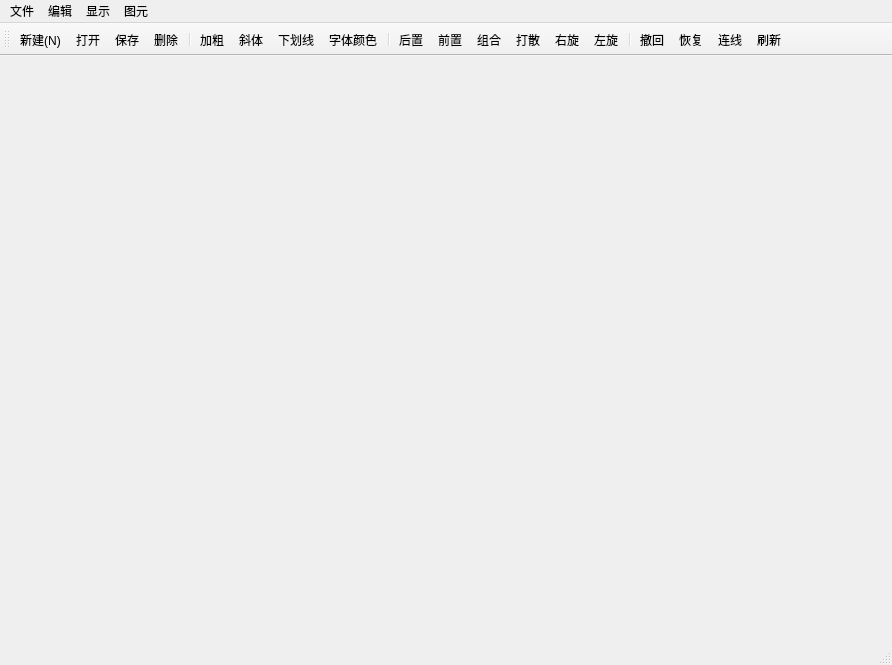
Qt form mainwindow.ui (bluelight3/TestMainWindow) before a commit.
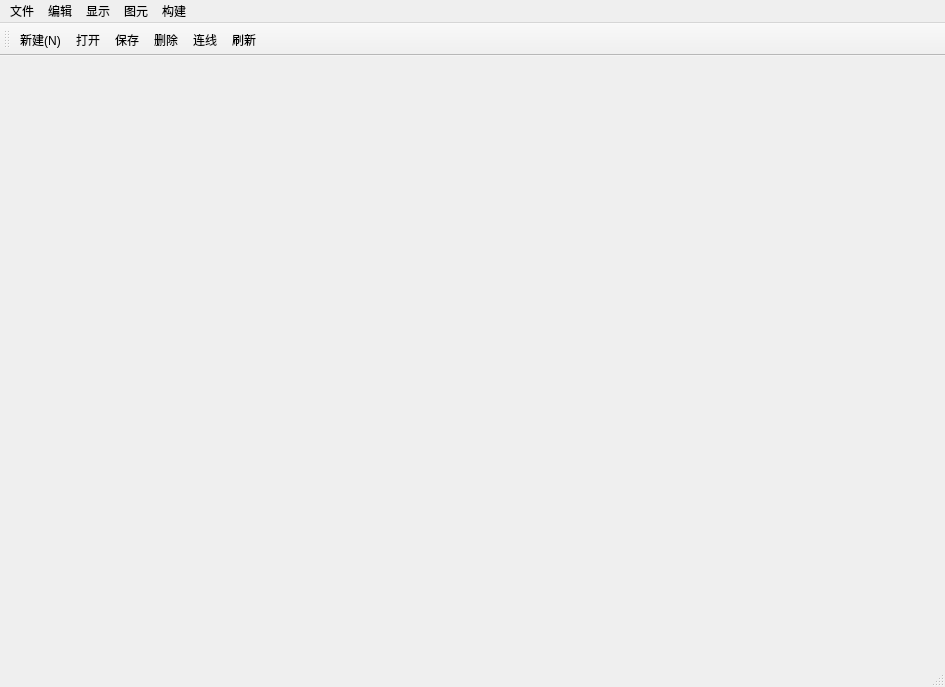
The same form after that commit. Icons and pictures are not drawn.

Diff of the .ui file:
```diff
--- a/mainwindow.ui
+++ b/mainwindow.ui
@@ -6,8 +6,8 @@
    <rect>
     <x>0</x>
     <y>0</y>
-    <width>892</width>
-    <height>665</height>
+    <width>945</width>
+    <height>687</height>
    </rect>
   </property>
   <property name="windowTitle">
@@ -19,8 +19,8 @@
     <rect>
      <x>0</x>
      <y>0</y>
-     <width>892</width>
-     <height>26</height>
+     <width>945</width>
+     <height>23</height>
     </rect>
    </property>
    <widget class="QMenu" name="menu">
@@ -57,17 +57,18 @@
      <string>图元</string>
     </property>
     <addaction name="actionConnectLine"/>
-    <addaction name="actionToFront"/>
-    <addaction name="actionToBack"/>
-    <addaction name="actionrightRotate"/>
-    <addaction name="actionleftRotate"/>
-    <addaction name="actionToGroup"/>
-    <addaction name="actiongroupBreak"/>
+   </widget>
+   <widget class="QMenu" name="menu_5">
+    <property name="title">
+     <string>构建</string>
+    </property>
+    <addaction name="actionGenerateProject"/>
    </widget>
    <addaction name="menu"/>
    <addaction name="menu_2"/>
    <addaction name="menu_3"/>
    <addaction name="menu_4"/>
+   <addaction name="menu_5"/>
   </widget>
   <widget class="QStatusBar" name="statusbar"/>
   <widget class="QToolBar" name="toolBar">
@@ -84,21 +85,6 @@
    <addaction name="actionOpen"/>
    <addaction name="actionSave"/>
    <addaction name="actionDelete"/>
-   <addaction name="separator"/>
-   <addaction name="actionBold"/>
-   <addaction name="actionItalic"/>
-   <addaction name="actionUnderLine"/>
-   <addaction name="actionLineColor"/>
-   <addaction name="separator"/>
-   <addaction name="actionToBack"/>
-   <addaction name="actionToFront"/>
-   <addaction name="actionToGroup"/>
-   <addaction name="actiongroupBreak"/>
-   <addaction name="actionrightRotate"/>
-   <addaction name="actionleftRotate"/>
-   <addaction name="separator"/>
-   <addaction name="actionUndo"/>
-   <addaction name="actionRedo"/>
    <addaction name="actionConnectLine"/>
    <addaction name="actionBrush"/>
   </widget>
@@ -263,131 +249,7 @@
      <normaloff>:/images/bold.png</normaloff>:/images/bold.png</iconset>
    </property>
    <property name="text">
-    <string>加粗</string>
-   </property>
-   <property name="toolTip">
-    <string>加粗</string>
-   </property>
-  </action>
-  <action name="actiongroupBreak">
-   <property name="icon">
-    <iconset>
-     <normaloff>:/images/ungroup.png</normaloff>:/images/ungroup.png</iconset>
-   </property>
-   <property name="text">
-    <string>打散</string>
-   </property>
-   <property name="toolTip">
-    <string>打散</string>
-   </property>
-  </action>
-  <action name="actionToGroup">
-   <property name="icon">
-    <iconset>
-     <normaloff>:/images/group.png</normaloff>:/images/group.png</iconset>
-   </property>
-   <property name="text">
-    <string>组合</string>
-   </property>
-   <property name="toolTip">
-    <string>组合</string>
-   </property>
-  </action>
-  <action name="actionToBack">
-   <property name="icon">
-    <iconset>
-     <normaloff>:/images/sendtoback.png</normaloff>:/images/sendtoback.png</iconset>
-   </property>
-   <property name="text">
-    <string>后置</string>
-   </property>
-   <property name="toolTip">
-    <string>后置</string>
-   </property>
-  </action>
-  <action name="actionToFront">
-   <property name="icon">
-    <iconset>
-     <normaloff>:/images/bringtofront.png</normaloff>:/images/bringtofront.png</iconset>
-   </property>
-   <property name="text">
-    <string>前置</string>
-   </property>
-   <property name="toolTip">
-    <string>前置</string>
-   </property>
-  </action>
-  <action name="actionrightRotate">
-   <property name="icon">
-    <iconset>
-     <normaloff>:/images/rotateleft.png</normaloff>:/images/rotateleft.png</iconset>
-   </property>
-   <property name="text">
-    <string>右旋</string>
-   </property>
-   <property name="toolTip">
-    <string>右旋</string>
-   </property>
-  </action>
-  <action name="actionleftRotate">
-   <property name="icon">
-    <iconset>
-     <normaloff>:/images/rotateright.png</normaloff>:/images/rotateright.png</iconset>
-   </property>
-   <property name="text">
-    <string>左旋</string>
-   </property>
-   <property name="toolTip">
-    <string>左旋</string>
-   </property>
-  </action>
-  <action name="actionUnderLine">
-   <property name="icon">
-    <iconset>
-     <normaloff>:/images/underline.png</normaloff>:/images/underline.png</iconset>
-   </property>
-   <property name="text">
-    <string>下划线</string>
-   </property>
-  </action>
-  <action name="actionItalic">
-   <property name="icon">
-    <iconset>
-     <normaloff>:/images/italic.png</normaloff>:/images/italic.png</iconset>
-   </property>
-   <property name="text">
-    <string>斜体</string>
-   </property>
-  </action>
-  <action name="actionLineColor">
-   <property name="icon">
-    <iconset>
-     <normaloff>:/images/linecolor.png</normaloff>:/images/linecolor.png</iconset>
-   </property>
-   <property name="text">
-    <string>字体颜色</string>
-   </property>
-  </action>
-  <action name="actionUndo">
-   <property name="icon">
-    <iconset>
-     <normaloff>:/images/undo.png</normaloff>:/images/undo.png</iconset>
-   </property>
-   <property name="text">
-    <string>撤回</string>
-   </property>
-  </action>
-  <action name="actionRedo">
-   <property name="icon">
-    <iconset>
-     <normaloff>:/images/redo.png</normaloff>
-     <disabledoff>:/image/images/redo.png</disabledoff>:/images/redo.png</iconset>
-   </property>
-   <property name="text">
-    <string>恢复</string>
-   </property>
-   <property name="toolTip">
-    <string>恢复</string>
+    <string>生成项目</string>
    </property>
   </action>
  </widget>
```
Left out of the diff: 52 changed lines with no effect on the pictures.
